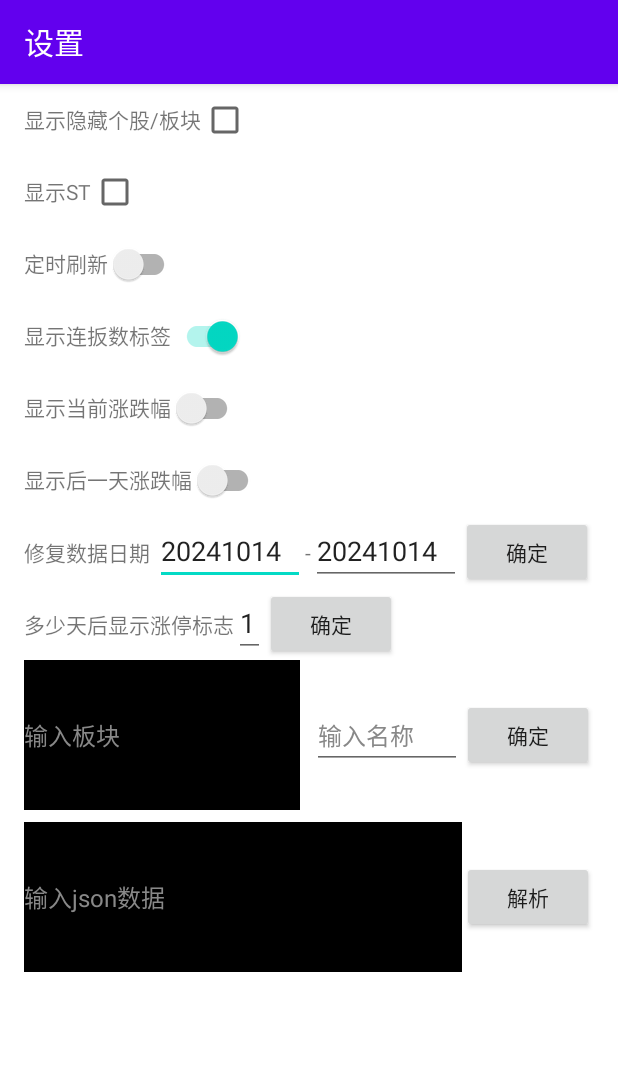
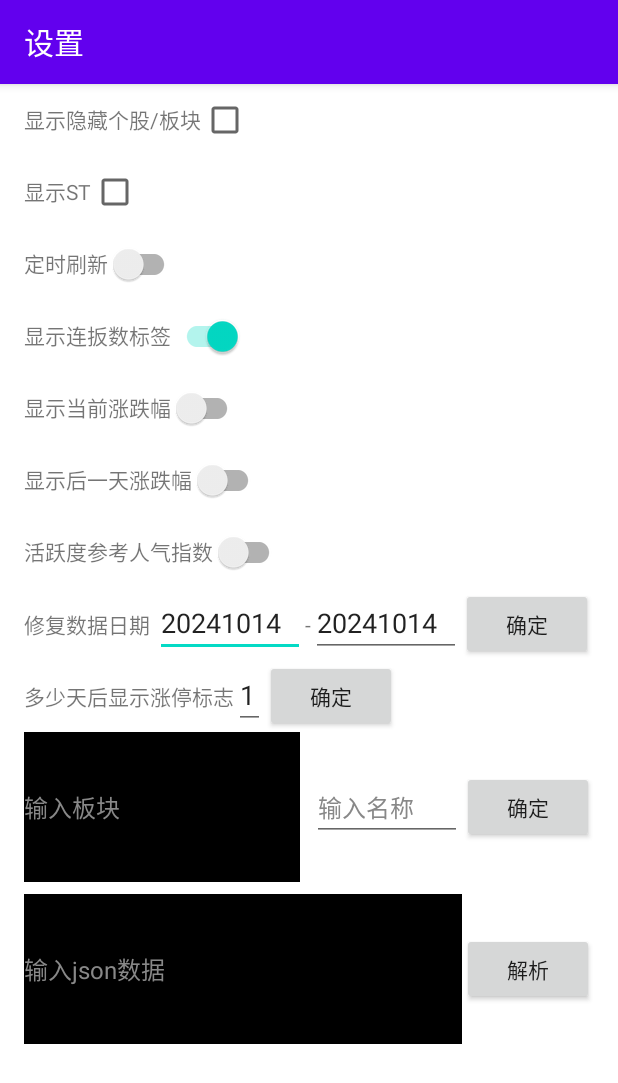
Before and after one commit to liaobushi520/StockMan, an Android app: the screen it shows after launch (SettingActivity), in the options menu, after a tap on "设置", on a phone screen of 412 x 824 dp. Shown: the top 1083 px of the screen. Run offline under Robolectric (Android 15) with nearby library versions, the phone set to English and light mode, and no system bars; our stand-ins replace Room's generated code; network calls fail; 1 statement that could not run was skipped.

Commit message:
【开发大盘分析】

```diff
--- a/app/src/main/java/com/liaobusi/stockman/HomeActivity.kt
+++ b/app/src/main/java/com/liaobusi/stockman/HomeActivity.kt
@@ -1,24 +1,33 @@
 package com.liaobusi.stockman
 
 import android.content.BroadcastReceiver
+import android.content.ClipData
 import android.content.Context
 import android.content.Intent
 import android.content.IntentFilter
 import android.content.SharedPreferences
 import android.content.pm.PackageManager
 import android.graphics.Bitmap
+import android.graphics.Color
 import android.net.Uri
 import androidx.appcompat.app.AppCompatActivity
 import android.os.Bundle
 import android.util.Log
+import android.view.Gravity
 import android.view.LayoutInflater
 import android.view.Menu
 import android.view.MenuItem
 import android.view.View
+import android.view.ViewGroup
+import android.widget.TextView
 import android.widget.Toast
 import androidx.core.graphics.drawable.IconCompat
 import androidx.lifecycle.lifecycleScope
+import androidx.recyclerview.widget.LinearLayoutManager
+import androidx.recyclerview.widget.RecyclerView
+import androidx.recyclerview.widget.RecyclerView.ViewHolder
 import com.liaobusi.stockman.api.FPRequest
+import com.liaobusi.stockman.api.PopularityData
 import com.liaobusi.stockman.api.StockService
 import com.liaobusi.stockman.databinding.ActivityHomeBinding
 import com.liaobusi.stockman.db.marketCode
@@ -27,6 +36,14 @@ import com.liaobusi.stockman.db.specialBK
 import com.liaobusi.stockman.repo.StockRepo
 import kotlinx.coroutines.Dispatchers
 import kotlinx.coroutines.GlobalScope
+import kotlinx.coroutines.MainScope
+import kotlinx.coroutines.cancel
+import kotlinx.coroutines.channels.awaitClose
+import kotlinx.coroutines.delay
+import kotlinx.coroutines.flow.SharingStarted
+import kotlinx.coroutines.flow.callbackFlow
+import kotlinx.coroutines.flow.collectLatest
+import kotlinx.coroutines.flow.shareIn
 import kotlinx.coroutines.launch
 import kotlinx.coroutines.suspendCancellableCoroutine
 import java.text.SimpleDateFormat
@@ -164,6 +181,9 @@ class HomeActivity : AppCompatActivity() {
         }
 
 
+
+
+
         lifecycleScope.launch(Dispatchers.IO) {
 
             val d = Injector.appDatabase.stockDao()
@@ -173,8 +193,7 @@ class HomeActivity : AppCompatActivity() {
 
 
             // StockRepo.getRealTimeStockData("0.300059")
-            StockRepo.getRealTimeStocks()
-            StockRepo.getRealTimeBKs()
+
 
             val sp = getSharedPreferences("app", Context.MODE_PRIVATE)
             if (System.currentTimeMillis() - sp.getLong(
@@ -270,12 +289,26 @@ class HomeActivity : AppCompatActivity() {
 
 
 
-
         }
 
 
-        Injector.startAutoRefresh()
+
+
+
+
+
+
+
 
 
     }
+
+
+
+
+
+
+
+
+
 }
--- a/app/src/main/java/com/liaobusi/stockman/Injector.kt
+++ b/app/src/main/java/com/liaobusi/stockman/Injector.kt
@@ -9,15 +9,19 @@ import android.content.SharedPreferences
 import android.os.Bundle
 import android.util.Log
 import androidx.room.Room
+import com.liaobusi.stockman.api.PopularityData
+import com.liaobusi.stockman.api.StockService
 import com.liaobusi.stockman.api.getOkHttpClientBuilder
 import com.liaobusi.stockman.db.AppDatabase
 import com.liaobusi.stockman.db.BK
 import com.liaobusi.stockman.db.Stock
 import com.liaobusi.stockman.db.specialBK
 import com.liaobusi.stockman.repo.StockRepo
+import kotlinx.coroutines.Dispatchers
 import kotlinx.coroutines.GlobalScope
 import kotlinx.coroutines.Job
 import kotlinx.coroutines.delay
+import kotlinx.coroutines.isActive
 import kotlinx.coroutines.launch
 
 
@@ -50,14 +54,17 @@ object Injector {
     lateinit var appDatabase: AppDatabase
     lateinit var context: Context
     lateinit var retrofit: Retrofit
+    lateinit var apiService: StockService
 
     lateinit var conceptBks: List<BK>
     lateinit var tradeBks: List<BK>
 
+    var popularityRanking = mapOf<String, PopularityData>()
+
 
     lateinit var sp: SharedPreferences
 
-    private var activityActive = false
+    var activityActive = false
 
     fun inject(applicationContext: Context) {
         context = applicationContext
@@ -70,6 +77,7 @@ object Injector {
             .addConverterFactory(GsonConverterFactory.create())
             .client(getOkHttpClientBuilder().build())
             .build()
+        apiService = retrofit.create(StockService::class.java)
 
         GlobalScope.launch {
             tradeBks = appDatabase.bkDao().getTradeBKs()
@@ -84,6 +92,14 @@ object Injector {
         (applicationContext as Application).registerActivityLifecycleCallbacks(object :
             ActivityLifecycleCallbacks {
             override fun onActivityCreated(activity: Activity, savedInstanceState: Bundle?) {
+                if (activity is HomeActivity) {
+                    GlobalScope.launch(Dispatchers.IO) {
+                        StockRepo.getRealTimeStocks()
+                        StockRepo.getRealTimeBKs()
+                    }
+                    autoRefreshPopularityRanking()
+                    startAutoRefresh()
+                }
 
             }
 
@@ -92,14 +108,15 @@ object Injector {
             }
 
             override fun onActivityResumed(activity: Activity) {
-               if(activity is Strategy4Activity|| activity is BKStrategyActivity){
-                   activityActive=true
-               }
+                if (activity is Strategy4Activity || activity is BKStrategyActivity) {
+
+                    activityActive = true
+                }
             }
 
             override fun onActivityPaused(activity: Activity) {
-                if(activity is Strategy4Activity|| activity is BKStrategyActivity){
-                    activityActive=false
+                if (activity is Strategy4Activity || activity is BKStrategyActivity) {
+                    activityActive = false
                 }
             }
 
@@ -121,6 +138,7 @@ object Injector {
     }
 
     private var autoRefreshJob: Job? = null
+    private var autoRefreshPopularityRankingJob: Job? = null
 
     fun startAutoRefresh() {
         val sp = context.getSharedPreferences("app", Context.MODE_PRIVATE)
@@ -137,7 +155,7 @@ object Injector {
                     }
                     val hour = cal.get(Calendar.HOUR_OF_DAY)
                     if (hour in 9..15) {
-                        if(activityActive){
+                        if (activityActive) {
                             StockRepo.getRealTimeBKs()
                             StockRepo.getRealTimeStocks()
                         }
@@ -148,6 +166,22 @@ object Injector {
                 }
             }
         }
+    }
+
+    fun autoRefreshPopularityRanking() {
+        autoRefreshPopularityRankingJob?.cancel()
+        autoRefreshPopularityRankingJob = GlobalScope.launch {
+            while (true) {
+                val map = mutableMapOf<String, PopularityData>()
+                StockRepo.fetchPopularityRanking().forEach {
+                    map[it.SECURITY_CODE] = it
+                }
+                if (!isActive) return@launch
+                popularityRanking = map
+                delay(1000 * 60 * 10)
+            }
+        }
+
     }
 
 
--- a/app/src/main/java/com/liaobusi/stockman/SettingActivity.kt
+++ b/app/src/main/java/com/liaobusi/stockman/SettingActivity.kt
@@ -49,6 +49,12 @@ fun isShowNextChg(context: Context): Boolean {
     return sp.getBoolean("show_next_chg", false)
 }
 
+fun isActiveRateWithPopularity(context: Context): Boolean {
+    val sp = context.getSharedPreferences("app", Context.MODE_PRIVATE)
+    return sp.getBoolean("active_rate_with_popularity", false)
+}
+
+
 
 class SettingActivity : AppCompatActivity() {
     private lateinit var binding: ActivitySettingBinding
@@ -76,6 +82,7 @@ class SettingActivity : AppCompatActivity() {
         binding.hideSwitch.setOnCheckedChangeListener { buttonView, isChecked ->
             sp.edit().putBoolean("show_hidden_stock_bk", isChecked).apply()
         }
+
 
 
         binding.fixedDateEt.setText(today().toString())
@@ -120,6 +127,10 @@ class SettingActivity : AppCompatActivity() {
             sp.edit().putBoolean("show_next_chg", isChecked).apply()
         }
 
+        binding.activeRateWithPopularity.isChecked = sp.getBoolean("active_rate_with_popularity", false)
+        binding.activeRateWithPopularity.setOnCheckedChangeListener { buttonView, isChecked ->
+            sp.edit().putBoolean("active_rate_with_popularity", isChecked).apply()
+        }
 
 
 
--- a/app/src/main/java/com/liaobusi/stockman/api/StockService.kt
+++ b/app/src/main/java/com/liaobusi/stockman/api/StockService.kt
@@ -34,7 +34,7 @@ interface StockService {
 //    m:0 t:7,m:1 t:3 B股
 //    b:MK0021,b:MK0022,b:MK0023,b:MK0024 ETF
 
-    @GET("http://20.push2.eastmoney.com/api/qt/clist/get?pn=1&pz=10000&np=1&fid=f3&fields=${FILED}&fs=m:1+t:2,m:0+t:6,m:0+t:13,m:0+t:80,m:1+t:23")
+    @GET("http://20.push2.eastmoney.com/api/qt/clist/get?pn=1&pz=10000&np=1&fid=f3&fields=${FILED}&fs=m:1+t:2,m:0+t:6,m:0+t:13,m:0+t:80,m:1+t:23,t:81+s:2048")
     suspend fun getRealTimeStocks():EMResponse
 //    @Streaming
 //    @GET("http://72.push2.eastmoney.com/api/qt/stock/details/sse?fields1=${FILED}&fields2=f51,f52,f53,f54,f55&mpi=1000&ut=bd1d9ddb04089700cf9c27f6f7426281&fltt=2&pos=-11&wbp2u=8678395952121844|0|1|0|web")
@@ -90,4 +90,8 @@ interface StockService {
 
     @POST("https://app.jiuyangongshe.com/jystock-app/api/v1/action/field")
     suspend fun getZTReplay(@Body data:FPRequest):FPResponse
+
+
+    @GET("https://data.eastmoney.com/dataapi/xuangu/list?st=CHANGE_RATE&sr=-1&ps=300&p=1&sty=SECUCODE%2CSECURITY_CODE%2CSECURITY_NAME_ABBR%2CNEW_PRICE%2CCHANGE_RATE%2CHIGH_PRICE%2CLOW_PRICE%2CPRE_CLOSE_PRICE%2CVOLUME%2CDEAL_AMOUNT%2CTURNOVERRATE%2CPOPULARITY_RANK&filter=(POPULARITY_RANK%3E0)(POPULARITY_RANK%3C%3D1000)&source=SELECT_SECURITIES&client=WEB")
+    suspend fun getPopularityRanking():PopularityRankingResponse
 }
--- a/app/src/main/java/com/liaobusi/stockman/db/dao.kt
+++ b/app/src/main/java/com/liaobusi/stockman/db/dao.kt
@@ -25,10 +25,16 @@ interface StockDao {
     fun getAllStock(): List<Stock>
 
     @Query("select * from stock where name not like '%ST%' and price>1 and toMarketTime <=:startTime")
+    fun getAllStockByMarketTimeNoST(startTime: Int): List<Stock>
+
+    @Query("select * from stock where toMarketTime <=:startTime")
     fun getAllStockByMarketTime(startTime: Int): List<Stock>
 
     @Query("select * from stock where  code=:code")
     fun getStockByCode(code: String): Stock
+
+    @Query("select * from stock where name  like '%ST%' ")
+    fun getSTStock(): List<Stock>
 
 }
 
--- a/app/src/main/res/layout/activity_setting.xml
+++ b/app/src/main/res/layout/activity_setting.xml
@@ -120,6 +120,24 @@
                     android:layout_height="wrap_content" />
 
             </LinearLayout>
+
+            <LinearLayout
+                android:layout_width="match_parent"
+                android:layout_height="wrap_content"
+                android:orientation="horizontal">
+
+                <TextView
+                    android:layout_width="wrap_content"
+                    android:layout_height="wrap_content"
+                    android:text="活跃度参考人气指数" />
+
+                <androidx.appcompat.widget.SwitchCompat
+                    android:id="@+id/activeRateWithPopularity"
+                    android:layout_width="wrap_content"
+                    android:layout_height="wrap_content" />
+
+            </LinearLayout>
+
 
 
             <LinearLayout
--- a/app/src/main/res/values/strings.xml
+++ b/app/src/main/res/values/strings.xml
@@ -1,3 +1,3 @@
 <resources>
-    <string name="app_name">股票超人3.0</string>
+    <string name="app_name">股票超人4.0</string>
 </resources>
```
Also changed, not shown: app/build.gradle (+5 -3 lines), app/src/main/java/com/liaobusi/stockman/Strategy4Activity.kt (+154 -76 lines), app/src/main/java/com/liaobusi/stockman/api/beans.kt (+35 -0 lines), app/src/main/java/com/liaobusi/stockman/db/beans.kt (+19 -2 lines), app/src/main/java/com/liaobusi/stockman/repo/StockRepo.kt (+38 -18 lines), app/src/main/res/layout/activity_strategy4.xml (+24 -2 lines), app/src/main/res/layout/item_stock.xml (+10 -1 lines).
